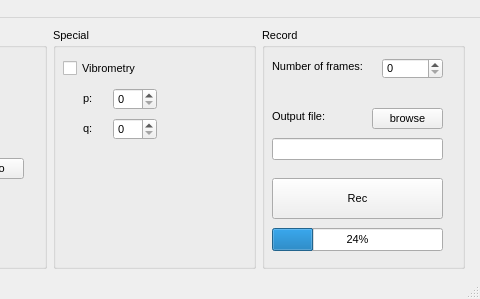
DigitalHolography/Holovibes, file Holovibes/main_window.ui: the form before one commit; both pictures show x 376 to 856 and y 0 to 299 of the 856 by 299 pixel window.
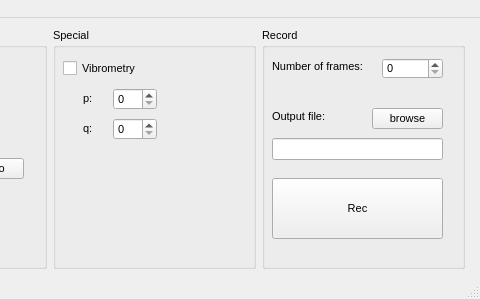
The form after the commit. Custom widgets are drawn as their Qt base class.

What changed in the file:
```diff
--- a/Holovibes/main_window.ui
+++ b/Holovibes/main_window.ui
@@ -379,26 +379,13 @@
           <x>10</x>
           <y>150</y>
           <width>171</width>
-          <height>41</height>
+          <height>61</height>
          </rect>
         </property>
         <property name="text">
          <string>Rec</string>
         </property>
        </widget>
-       <widget class="QProgressBar" name="recordProgressBar">
-        <property name="geometry">
-         <rect>
-          <x>10</x>
-          <y>200</y>
-          <width>171</width>
-          <height>23</height>
-         </rect>
-        </property>
-        <property name="value">
-         <number>24</number>
-        </property>
-       </widget>
       </widget>
      </item>
      <item row="0" column="1">
```
Left out of the diff: 101 changed lines with no effect on the pictures.
